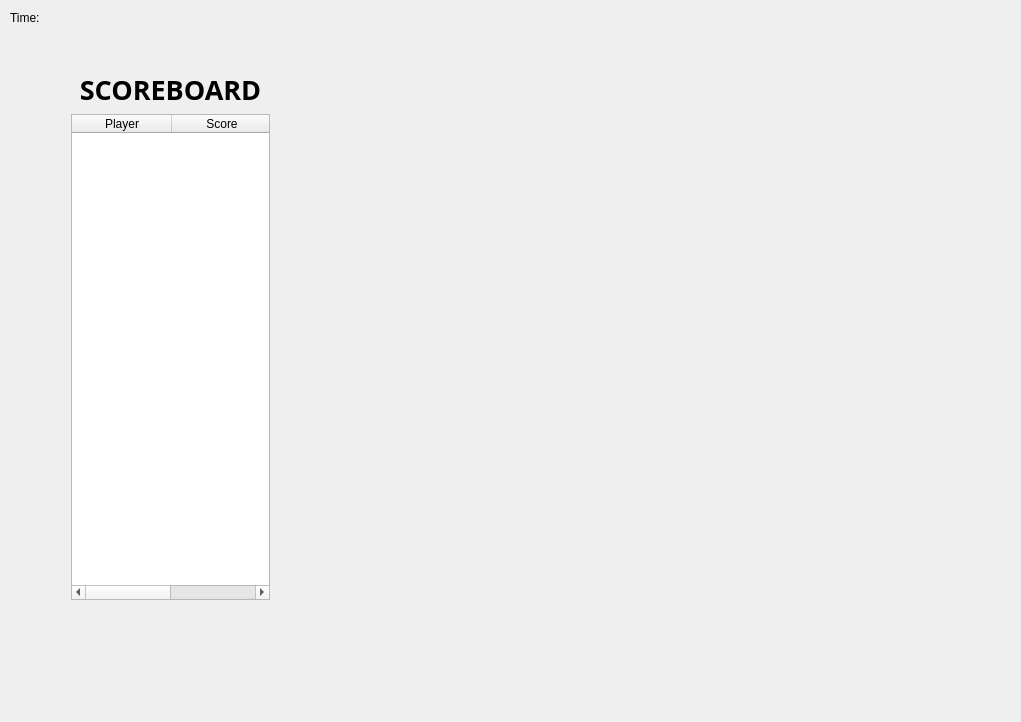
This is ClientQT/ClientQT/GameWindow.ui in RalucaSpt/ProjectModernCpp as Qt 5 draws it before an edit. The edited form follows.
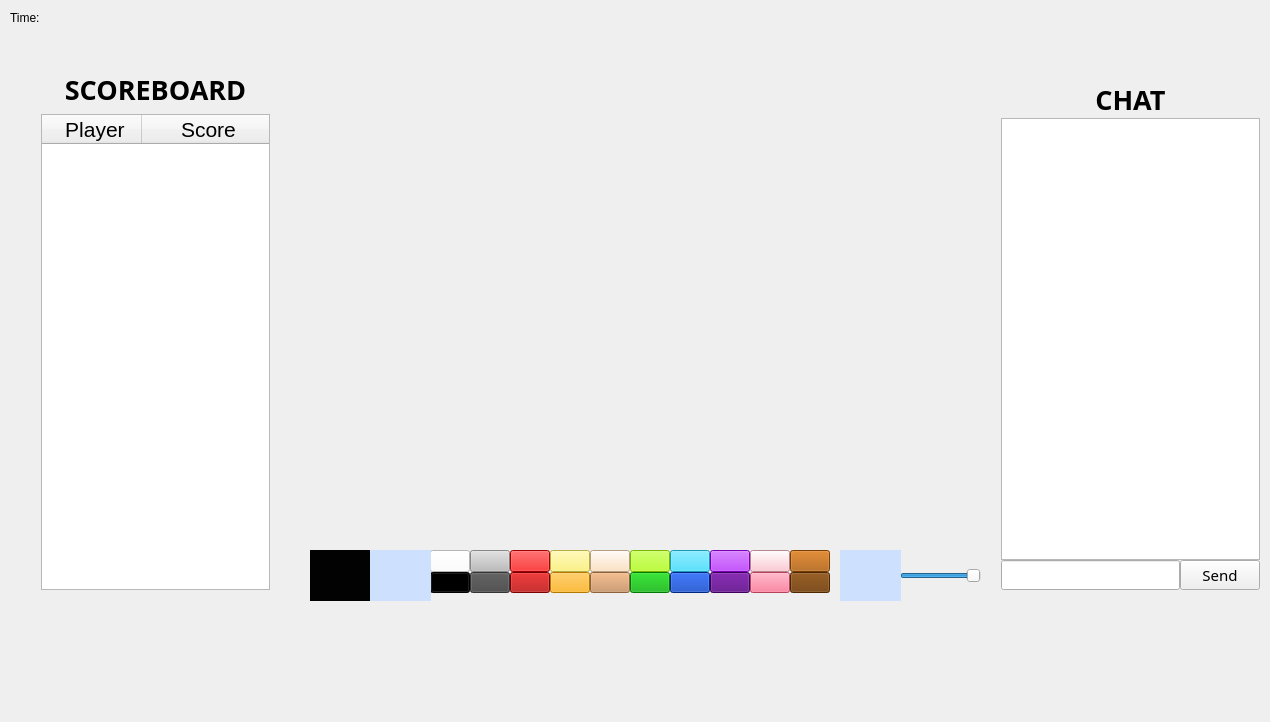
This is the edited form. Icons and pictures are not drawn.

Commit message: GUI: color panel

Diff of the .ui file:
```diff
--- a/ClientQT/ClientQT/GameWindow.ui
+++ b/ClientQT/ClientQT/GameWindow.ui
@@ -6,7 +6,7 @@
    <rect>
     <x>0</x>
     <y>0</y>
-    <width>1021</width>
+    <width>1270</width>
     <height>722</height>
    </rect>
   </property>
@@ -33,10 +33,10 @@
    <widget class="QWidget" name="verticalLayoutWidget">
     <property name="geometry">
      <rect>
-      <x>60</x>
+      <x>30</x>
       <y>60</y>
-      <width>221</width>
-      <height>551</height>
+      <width>251</width>
+      <height>541</height>
      </rect>
     </property>
     <layout class="QVBoxLayout" name="verticalLayout">
@@ -59,20 +59,511 @@
      </item>
      <item>
       <widget class="QTableWidget" name="tableWidgetScoreboard">
+       <property name="maximumSize">
+        <size>
+         <width>249</width>
+         <height>16777215</height>
+        </size>
+       </property>
+       <property name="layoutDirection">
+        <enum>Qt::LeftToRight</enum>
+       </property>
+       <property name="autoFillBackground">
+        <bool>true</bool>
+       </property>
+       <property name="styleSheet">
+        <string notr="true">background-color: (205, 225, 255);</string>
+       </property>
+       <property name="lineWidth">
+        <number>12</number>
+       </property>
+       <property name="verticalScrollBarPolicy">
+        <enum>Qt::ScrollBarAlwaysOff</enum>
+       </property>
+       <property name="sizeAdjustPolicy">
+        <enum>QAbstractScrollArea::AdjustToContents</enum>
+       </property>
+       <attribute name="horizontalHeaderCascadingSectionResizes">
+        <bool>false</bool>
+       </attribute>
+       <attribute name="horizontalHeaderShowSortIndicator" stdset="0">
+        <bool>true</bool>
+       </attribute>
+       <attribute name="horizontalHeaderStretchLastSection">
+        <bool>true</bool>
+       </attribute>
+       <attribute name="verticalHeaderCascadingSectionResizes">
+        <bool>false</bool>
+       </attribute>
+       <attribute name="verticalHeaderHighlightSections">
+        <bool>false</bool>
+       </attribute>
+       <attribute name="verticalHeaderStretchLastSection">
+        <bool>false</bool>
+       </attribute>
        <column>
         <property name="text">
-         <string>Player</string>
+         <string>     Player    </string>
         </property>
+        <property name="font">
+         <font>
+          <pointsize>16</pointsize>
+         </font>
+        </property>
+        <property name="foreground">
+         <brush brushstyle="NoBrush">
+          <color alpha="255">
+           <red>84</red>
+           <green>92</green>
+           <blue>99</blue>
+          </color>
+         </brush>
+        </property>
        </column>
        <column>
         <property name="text">
-         <string>Score</string>
+         <string>       Score      </string>
         </property>
+        <property name="font">
+         <font>
+          <pointsize>16</pointsize>
+         </font>
+        </property>
+        <property name="foreground">
+         <brush brushstyle="NoBrush">
+          <color alpha="255">
+           <red>84</red>
+           <green>92</green>
+           <blue>99</blue>
+          </color>
+         </brush>
+        </property>
        </column>
       </widget>
      </item>
     </layout>
    </widget>
+   <widget class="QWidget" name="verticalLayoutWidget_2">
+    <property name="geometry">
+     <rect>
+      <x>430</x>
+      <y>550</y>
+      <width>411</width>
+      <height>54</height>
+     </rect>
+    </property>
+    <layout class="QVBoxLayout" name="colorLayout">
+     <property name="spacing">
+      <number>0</number>
+     </property>
+     <property name="leftMargin">
+      <number>0</number>
+     </property>
+     <property name="topMargin">
+      <number>0</number>
+     </property>
+     <item>
+      <layout class="QHBoxLayout" name="color1">
+       <property name="spacing">
+        <number>0</number>
+       </property>
+       <item>
+        <widget class="QPushButton" name="whiteButton">
+         <property name="styleSheet">
+          <string notr="true">background-color: rgb(255, 255, 255);</string>
+         </property>
+         <property name="text">
+          <string/>
+         </property>
+        </widget>
+       </item>
+       <item>
+        <widget class="QPushButton" name="greyButton">
+         <property name="styleSheet">
+          <string notr="true">background-color: rgb(189, 189, 189);</string>
+         </property>
+         <property name="text">
+          <string/>
+         </property>
+        </widget>
+       </item>
+       <item>
+        <widget class="QPushButton" name="redButton">
+         <property name="styleSheet">
+          <string notr="true">background-color: rgb(225, 0, 0);</string>
+         </property>
+         <property name="text">
+          <string/>
+         </property>
+        </widget>
+       </item>
+       <item>
+        <widget class="QPushButton" name="yellowButton">
+         <property name="styleSheet">
+          <string notr="true">background-color: rgb(255, 242, 99);</string>
+         </property>
+         <property name="text">
+          <string/>
+         </property>
+        </widget>
+       </item>
+       <item>
+        <widget class="QPushButton" name="nudeButton">
+         <property name="styleSheet">
+          <string notr="true">background-color: rgb(255, 220, 179);</string>
+         </property>
+         <property name="text">
+          <string/>
+         </property>
+        </widget>
+       </item>
+       <item>
+        <widget class="QPushButton" name="greenButton">
+         <property name="styleSheet">
+          <string notr="true">background-color: rgb(170, 255, 0);</string>
+         </property>
+         <property name="text">
+          <string/>
+         </property>
+        </widget>
+       </item>
+       <item>
+        <widget class="QPushButton" name="blueButton">
+         <property name="styleSheet">
+          <string notr="true">background-color: rgb(35, 215, 255);</string>
+         </property>
+         <property name="text">
+          <string/>
+         </property>
+        </widget>
+       </item>
+       <item>
+        <widget class="QPushButton" name="purpleButtton">
+         <property name="styleSheet">
+          <string notr="true">background-color: rgb(170, 0, 255);
+</string>
+         </property>
+         <property name="text">
+          <string/>
+         </property>
+        </widget>
+       </item>
+       <item>
+        <widget class="QPushButton" name="pinkButton">
+         <property name="styleSheet">
+          <string notr="true">background-color: rgb(255, 187, 199);</string>
+         </property>
+         <property name="text">
+          <string/>
+         </property>
+        </widget>
+       </item>
+       <item>
+        <widget class="QPushButton" name="brownButton">
+         <property name="styleSheet">
+          <string notr="true">background-color: rgb(170, 85, 0);
+</string>
+         </property>
+         <property name="text">
+          <string/>
+         </property>
+        </widget>
+       </item>
+      </layout>
+     </item>
+     <item>
+      <layout class="QHBoxLayout" name="color2">
+       <property name="spacing">
+        <number>0</number>
+       </property>
+       <item>
+        <widget class="QPushButton" name="blackButton">
+         <property name="styleSheet">
+          <string notr="true">background-color: rgb(0, 0, 0);</string>
+         </property>
+         <property name="text">
+          <string/>
+         </property>
+        </widget>
+       </item>
+       <item>
+        <widget class="QPushButton" name="darkGreyButton">
+         <property name="styleSheet">
+          <string notr="true">background-color: rgb(72, 72, 72);</string>
+         </property>
+         <property name="text">
+          <string/>
+         </property>
+         <property name="iconSize">
+          <size>
+           <width>4</width>
+           <height>4</height>
+          </size>
+         </property>
+        </widget>
+       </item>
+       <item>
+        <widget class="QPushButton" name="darkRedButtpn">
+         <property name="styleSheet">
+          <string notr="true">background-color: rgb(170, 0, 0);</string>
+         </property>
+         <property name="text">
+          <string/>
+         </property>
+        </widget>
+       </item>
+       <item>
+        <widget class="QPushButton" name="orangeButton">
+         <property name="styleSheet">
+          <string notr="true">background-color: rgb(255, 170, 0);</string>
+         </property>
+         <property name="text">
+          <string/>
+         </property>
+         <property name="iconSize">
+          <size>
+           <width>4</width>
+           <height>4</height>
+          </size>
+         </property>
+        </widget>
+       </item>
+       <item>
+        <widget class="QPushButton" name="darkNudeButton">
+         <property name="styleSheet">
+          <string notr="true">background-color: rgb(197, 139, 88);</string>
+         </property>
+         <property name="text">
+          <string/>
+         </property>
+        </widget>
+       </item>
+       <item>
+        <widget class="QPushButton" name="darkGreenButton">
+         <property name="styleSheet">
+          <string notr="true">background-color: rgb(0, 170, 0);</string>
+         </property>
+         <property name="text">
+          <string/>
+         </property>
+        </widget>
+       </item>
+       <item>
+        <widget class="QPushButton" name="darkBlueButton">
+         <property name="styleSheet">
+          <string notr="true">background-color: rgb(0, 54, 180);</string>
+         </property>
+         <property name="text">
+          <string/>
+         </property>
+        </widget>
+       </item>
+       <item>
+        <widget class="QPushButton" name="darkPurpleButtton">
+         <property name="styleSheet">
+          <string notr="true">background-color: rgb(85, 0, 127);</string>
+         </property>
+         <property name="text">
+          <string/>
+         </property>
+        </widget>
+       </item>
+       <item>
+        <widget class="QPushButton" name="darkPinkButton">
+         <property name="styleSheet">
+          <string notr="true">background-color: rgb(255, 93, 131);</string>
+         </property>
+         <property name="text">
+          <string/>
+         </property>
+        </widget>
+       </item>
+       <item>
+        <widget class="QPushButton" name="darkBrownButton">
+         <property name="styleSheet">
+          <string notr="true">background-color: rgb(109, 55, 0);</string>
+         </property>
+         <property name="text">
+          <string/>
+         </property>
+        </widget>
+       </item>
+      </layout>
+     </item>
+    </layout>
+   </widget>
+   <widget class="QFrame" name="frame">
+    <property name="geometry">
+     <rect>
+      <x>310</x>
+      <y>550</y>
+      <width>61</width>
+      <height>51</height>
+     </rect>
+    </property>
+    <property name="styleSheet">
+     <string notr="true">background-color: rgb(2, 2, 2);</string>
+    </property>
+    <property name="frameShape">
+     <enum>QFrame::StyledPanel</enum>
+    </property>
+    <property name="frameShadow">
+     <enum>QFrame::Raised</enum>
+    </property>
+   </widget>
+   <widget class="QSlider" name="horizontalSlider">
+    <property name="geometry">
+     <rect>
+      <x>900</x>
+      <y>550</y>
+      <width>81</width>
+      <height>51</height>
+     </rect>
+    </property>
+    <property name="maximum">
+     <number>20</number>
+    </property>
+    <property name="sliderPosition">
+     <number>20</number>
+    </property>
+    <property name="orientation">
+     <enum>Qt::Horizontal</enum>
+    </property>
+   </widget>
+   <widget class="QPushButton" name="pushButtonChooseColor">
+    <property name="geometry">
+     <rect>
+      <x>840</x>
+      <y>550</y>
+      <width>61</width>
+      <height>51</height>
+     </rect>
+    </property>
+    <property name="autoFillBackground">
+     <bool>false</bool>
+    </property>
+    <property name="styleSheet">
+     <string notr="true">background-color: rgb(205, 225, 255);
+border: none;</string>
+    </property>
+    <property name="text">
+     <string/>
+    </property>
+    <property name="icon">
+     <iconset resource="Client.qrc">
+      <normaloff>:/Images/colorWheel.png</normaloff>:/Images/colorWheel.png</iconset>
+    </property>
+    <property name="iconSize">
+     <size>
+      <width>150</width>
+      <height>50</height>
+     </size>
+    </property>
+   </widget>
+   <widget class="QWidget" name="verticalLayoutWidget_3">
+    <property name="geometry">
+     <rect>
+      <x>990</x>
+      <y>70</y>
+      <width>281</width>
+      <height>531</height>
+     </rect>
+    </property>
+    <layout class="QVBoxLayout" name="chatlayout">
+     <property name="spacing">
+      <number>0</number>
+     </property>
+     <item>
+      <widget class="QLabel" name="labelScoreboard_2">
+       <property name="font">
+        <font>
+         <family>Berlin Sans FB Demi</family>
+         <pointsize>20</pointsize>
+         <bold>true</bold>
+        </font>
+       </property>
+       <property name="text">
+        <string>CHAT</string>
+       </property>
+       <property name="alignment">
+        <set>Qt::AlignCenter</set>
+       </property>
+      </widget>
+     </item>
+     <item>
+      <widget class="QListWidget" name="chat">
+       <item>
+        <property name="text">
+         <string/>
+        </property>
+       </item>
+      </widget>
+     </item>
+     <item>
+      <layout class="QHBoxLayout" name="messageBox">
+       <property name="spacing">
+        <number>0</number>
+       </property>
+       <item>
+        <widget class="QLineEdit" name="textBox">
+         <property name="sizePolicy">
+          <sizepolicy hsizetype="Expanding" vsizetype="Preferred">
+           <horstretch>0</horstretch>
+           <verstretch>0</verstretch>
+          </sizepolicy>
+         </property>
+        </widget>
+       </item>
+       <item>
+        <widget class="QPushButton" name="sendButton">
+         <property name="sizePolicy">
+          <sizepolicy hsizetype="Minimum" vsizetype="Preferred">
+           <horstretch>0</horstretch>
+           <verstretch>0</verstretch>
+          </sizepolicy>
+         </property>
+         <property name="font">
+          <font>
+           <family>Segoe Fluent Icons</family>
+           <pointsize>11</pointsize>
+          </font>
+         </property>
+         <property name="text">
+          <string>Send</string>
+         </property>
+        </widget>
+       </item>
+      </layout>
+     </item>
+    </layout>
+   </widget>
+   <widget class="QPushButton" name="resetCanvasButton">
+    <property name="geometry">
+     <rect>
+      <x>370</x>
+      <y>550</y>
+      <width>61</width>
+      <height>51</height>
+     </rect>
+    </property>
+    <property name="styleSheet">
+     <string notr="true">background-color: rgb(205, 225, 255);
+border: none;</string>
+    </property>
+    <property name="text">
+     <string/>
+    </property>
+    <property name="icon">
+     <iconset resource="Client.qrc">
+      <normaloff>:/Images/reset.png</normaloff>:/Images/reset.png</iconset>
+    </property>
+    <property name="iconSize">
+     <size>
+      <width>100</width>
+      <height>45</height>
+     </size>
+    </property>
+   </widget>
   </widget>
  </widget>
  <layoutdefault spacing="6" margin="11"/>
```
Left out of the diff: 9 changed lines with no effect on the pictures. The commit also changes 5 other files.
